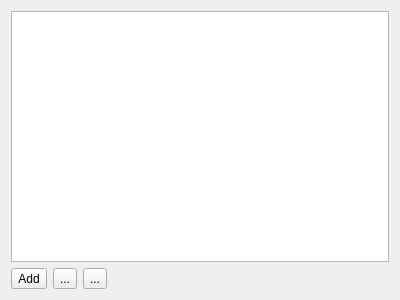
Qt form backendwidget.ui (jlu5/bookmarksync) before a commit.
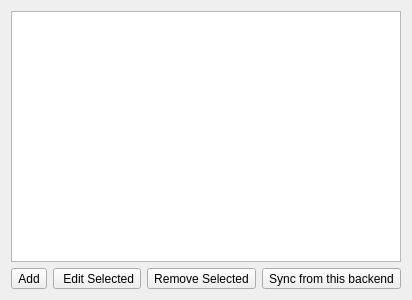
The same form after that commit. Icons and pictures are not drawn.

Commit message: Working manual sync between GTK+ and KDE places

What changed in the file:
```diff
--- a/backendwidget.ui
+++ b/backendwidget.ui
@@ -43,7 +43,7 @@
      <item>
       <widget class="QToolButton" name="editButton">
        <property name="text">
-        <string>...</string>
+        <string> Edit Selected</string>
        </property>
        <property name="icon">
         <iconset theme="edit">
@@ -54,7 +54,7 @@
      <item>
       <widget class="QToolButton" name="removeButton">
        <property name="text">
-        <string>...</string>
+        <string>Remove Selected</string>
        </property>
        <property name="icon">
         <iconset theme="remove">
@@ -62,6 +62,16 @@
        </property>
       </widget>
      </item>
+     <item>
+      <widget class="QToolButton" name="syncButton">
+       <property name="text">
+        <string>Sync from this backend</string>
+       </property>
+       <property name="icon">
+        <iconset theme="view-refresh"/>
+       </property>
+      </widget>
+     </item>
      <item>
       <spacer name="horizontalSpacer">
        <property name="orientation">
```
Left out of the diff: 4 changed lines with no effect on the pictures. The commit also changes 12 other files.
